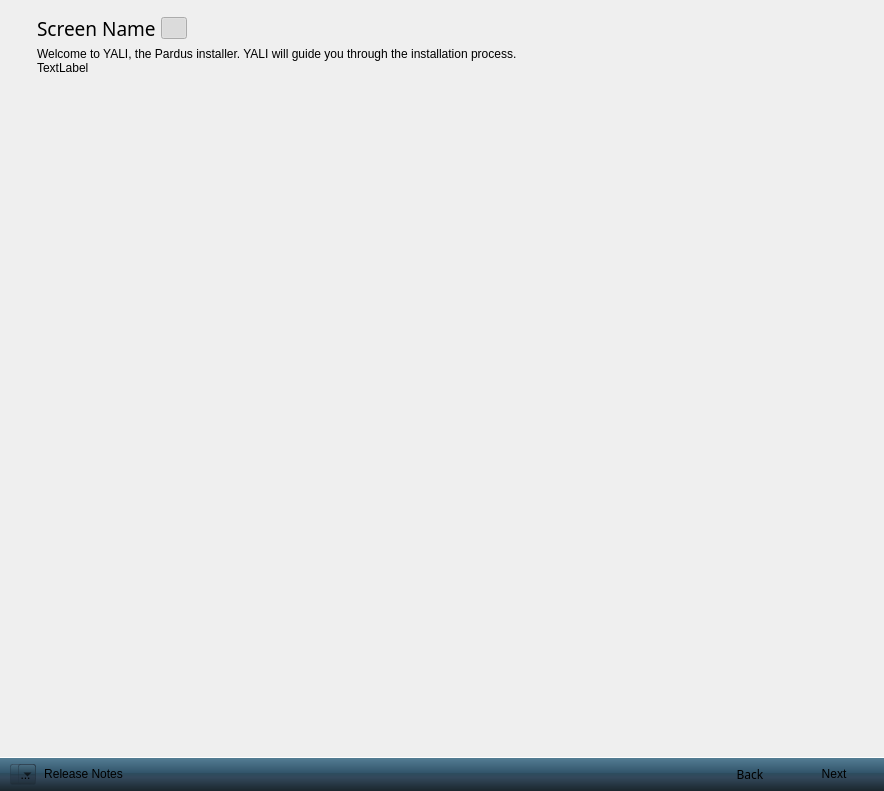
Before: the Qt Designer form branches/yali/yali-proximate/yali/gui/Ui/main.ui in pars-linux/uludag, drawn with Qt 5.
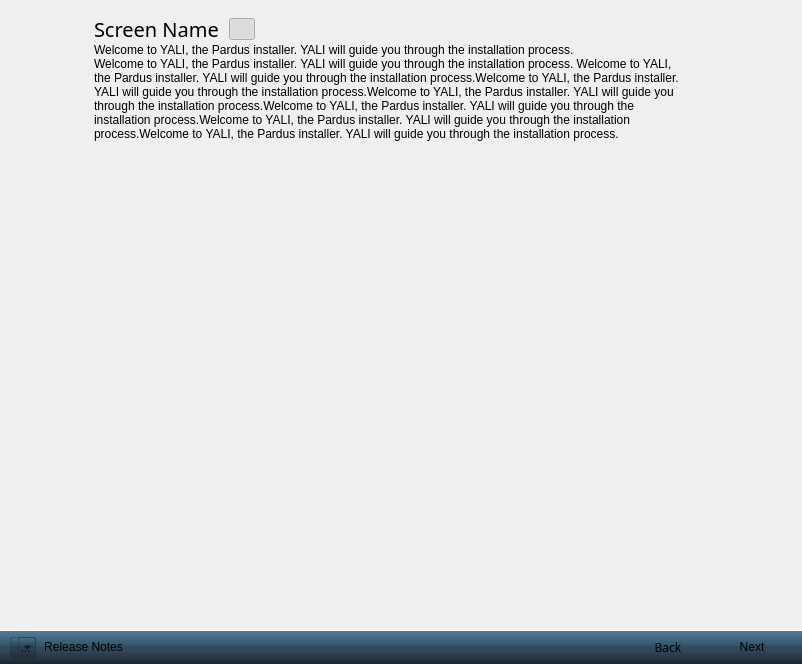
After: the same form once the commit is applied. Icons and pictures are not drawn.

What changed in the file:
```diff
--- a/branches/yali/yali-proximate/yali/gui/Ui/main.ui
+++ b/branches/yali/yali-proximate/yali/gui/Ui/main.ui
@@ -6,8 +6,8 @@
    <rect>
     <x>0</x>
     <y>0</y>
-    <width>884</width>
-    <height>791</height>
+    <width>802</width>
+    <height>664</height>
    </rect>
   </property>
   <property name="windowTitle">
@@ -30,6 +30,12 @@
        <layout class="QHBoxLayout" name="screenContainer">
         <item>
          <widget class="QScrollArea" name="scrollArea">
+          <property name="minimumSize">
+           <size>
+            <width>0</width>
+            <height>0</height>
+           </size>
+          </property>
           <property name="frameShape">
            <enum>QFrame::NoFrame</enum>
           </property>
@@ -47,8 +53,8 @@
             <rect>
              <x>0</x>
              <y>0</y>
-             <width>882</width>
-             <height>589</height>
+             <width>800</width>
+             <height>428</height>
             </rect>
            </property>
            <layout class="QGridLayout" name="gridLayout">
@@ -265,11 +271,14 @@
       <item row="0" column="0">
        <widget class="QFrame" name="headContainer">
         <property name="sizePolicy">
-         <sizepolicy hsizetype="Preferred" vsizetype="Preferred">
+         <sizepolicy hsizetype="Expanding" vsizetype="Maximum">
           <horstretch>0</horstretch>
           <verstretch>0</verstretch>
          </sizepolicy>
         </property>
+        <property name="autoFillBackground">
+         <bool>false</bool>
+        </property>
         <property name="styleSheet">
          <string notr="true"/>
         </property>
@@ -291,10 +300,16 @@
          </property>
          <item row="0" column="0">
           <widget class="QLabel" name="screenIcon">
+           <property name="sizePolicy">
+            <sizepolicy hsizetype="Fixed" vsizetype="Expanding">
+             <horstretch>0</horstretch>
+             <verstretch>0</verstretch>
+            </sizepolicy>
+           </property>
            <property name="minimumSize">
             <size>
-             <width>0</width>
-             <height>0</height>
+             <width>64</width>
+             <height>64</height>
             </size>
            </property>
            <property name="maximumSize">
@@ -320,15 +335,15 @@
          <item row="0" column="3">
           <widget class="QLabel" name="label_4">
            <property name="sizePolicy">
-            <sizepolicy hsizetype="Preferred" vsizetype="Preferred">
+            <sizepolicy hsizetype="Fixed" vsizetype="Minimum">
              <horstretch>0</horstretch>
              <verstretch>0</verstretch>
             </sizepolicy>
            </property>
            <property name="minimumSize">
             <size>
-             <width>0</width>
-             <height>0</height>
+             <width>87</width>
+             <height>64</height>
             </size>
            </property>
            <property name="maximumSize">
@@ -349,16 +364,18 @@
           </widget>
          </item>
          <item row="0" column="1">
-          <layout class="QGridLayout" name="gridLayout_4">
+          <layout class="QVBoxLayout" name="verticalLayout">
+           <item>
+            <layout class="QHBoxLayout" name="horizontalLayout">
            <property name="spacing">
-            <number>5</number>
-           </property>
-           <item row="0" column="0" colspan="2">
+              <number>10</number>
+             </property>
+             <item>
             <widget class="QLabel" name="screenName">
              <property name="font">
               <font>
                <family>Sans Serif</family>
-               <pointsize>14</pointsize>
+                 <pointsize>15</pointsize>
                <weight>50</weight>
                <italic>false</italic>
                <bold>false</bold>
@@ -380,20 +397,7 @@
              </property>
             </widget>
            </item>
-           <item row="0" column="3">
-            <spacer name="horizontalSpacer">
-             <property name="orientation">
-              <enum>Qt::Horizontal</enum>
-             </property>
-             <property name="sizeHint" stdset="0">
-              <size>
-               <width>40</width>
-               <height>20</height>
-              </size>
-             </property>
-            </spacer>
-           </item>
-           <item row="0" column="2">
+             <item>
             <widget class="QPushButton" name="toggleHelp">
              <property name="sizePolicy">
               <sizepolicy hsizetype="Fixed" vsizetype="Maximum">
@@ -434,7 +438,22 @@
              </property>
             </widget>
            </item>
-           <item row="1" column="0" colspan="4">
+             <item>
+              <spacer name="horizontalSpacer_2">
+               <property name="orientation">
+                <enum>Qt::Horizontal</enum>
+               </property>
+               <property name="sizeHint" stdset="0">
+                <size>
+                 <width>40</width>
+                 <height>20</height>
+                </size>
+               </property>
+              </spacer>
+             </item>
+            </layout>
+           </item>
+           <item>
             <widget class="QFrame" name="helpContentFrame">
              <property name="sizePolicy">
               <sizepolicy hsizetype="Preferred" vsizetype="Preferred">
@@ -464,7 +483,7 @@
               <item row="0" column="0">
                <widget class="QLabel" name="helpSummary">
                 <property name="sizePolicy">
-                 <sizepolicy hsizetype="Preferred" vsizetype="Fixed">
+                 <sizepolicy hsizetype="Preferred" vsizetype="Minimum">
                   <horstretch>0</horstretch>
                   <verstretch>0</verstretch>
                  </sizepolicy>
@@ -489,7 +508,7 @@
                  </sizepolicy>
                 </property>
                 <property name="text">
-                 <string>TextLabel</string>
+                 <string>Welcome to YALI, the Pardus installer. YALI will guide you through the installation process. Welcome to YALI, the Pardus installer. YALI will guide you through the installation process.Welcome to YALI, the Pardus installer. YALI will guide you through the installation process.Welcome to YALI, the Pardus installer. YALI will guide you through the installation process.Welcome to YALI, the Pardus installer. YALI will guide you through the installation process.Welcome to YALI, the Pardus installer. YALI will guide you through the installation process.Welcome to YALI, the Pardus installer. YALI will guide you through the installation process.</string>
                 </property>
                 <property name="alignment">
                  <set>Qt::AlignLeading|Qt::AlignLeft|Qt::AlignTop</set>
```
Lines whose indentation alone changed are shown as unchanged.
